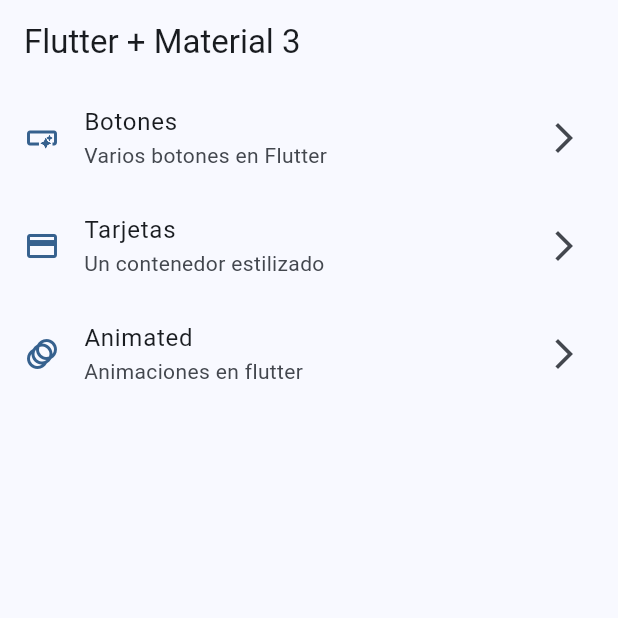
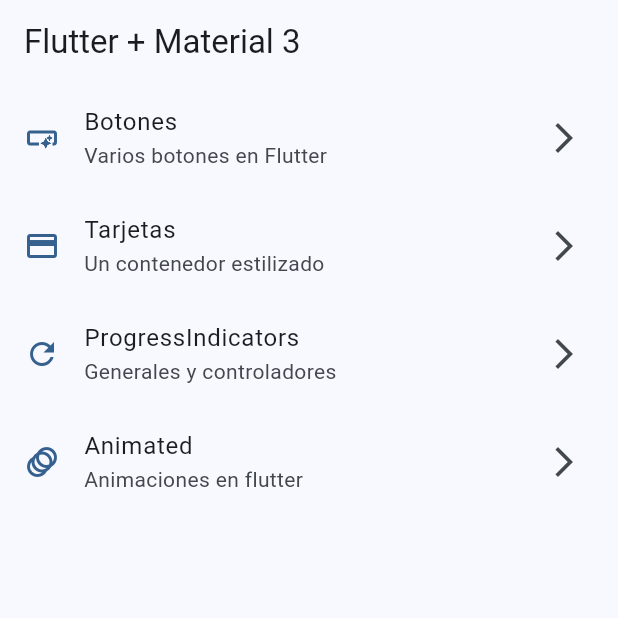
Before and after one commit to bycris13/widgets_app, a Flutter app: the screen it shows after launch, on a phone screen of 412 x 824 dp, the top half of it. Run offline on Flutter 3.47's test engine with Material 3 defaults, Android fonts, the phone set to English and light mode, and no system bars; our stand-ins replace go_router.

Commit message:
progress indicators finished

```diff
--- a/lib/config/menu/menu_items.dart
+++ b/lib/config/menu/menu_items.dart
@@ -28,6 +28,12 @@ const appMenuItems = <MenuItems>[
     icon: Icons.credit_card,
   ),
   MenuItems(
+    titel: 'ProgressIndicators',
+    subTitel: 'Generales y controladores',
+    link: '/progress',
+    icon: Icons.refresh_outlined,
+  ),
+  MenuItems(
     titel: 'Animated',
     subTitel: 'Animaciones en flutter',
     link: '/animated',
--- a/lib/config/router/app_router.dart
+++ b/lib/config/router/app_router.dart
@@ -20,6 +20,11 @@ final appRouter = GoRouter(
       builder: (context, state) => CardsScreen(),
     ),
     GoRoute(
+      path: '/progress',
+      name: ProgressScreen.name,
+      builder: (context, state) => ProgressScreen(),
+    ),
+    GoRoute(
       path: '/animated',
       name: AnimatedScreen.name,
       builder: (context, state) => AnimatedScreen(),
--- a/lib/presentation/screens/home/home_screen.dart
+++ b/lib/presentation/screens/home/home_screen.dart
@@ -1,7 +1,6 @@
 import 'package:flutter/material.dart';
 import 'package:go_router/go_router.dart';
 import 'package:widgets_app/config/menu/menu_items.dart';
-import 'package:widgets_app/presentation/screens/buttons/buttons_screen.dart';
 
 class HomeScreen extends StatelessWidget {
   static const String name = 'home_Screen';
@@ -18,7 +17,7 @@ class HomeScreen extends StatelessWidget {
 }
 
 class _HomeView extends StatelessWidget {
-  const _HomeView({super.key});
+  const _HomeView();
 
   @override
   Widget build(BuildContext context) {
```
Also changed, not shown: lib/presentation/screens/progress/progress_screen.dart (+53 -1 lines).
